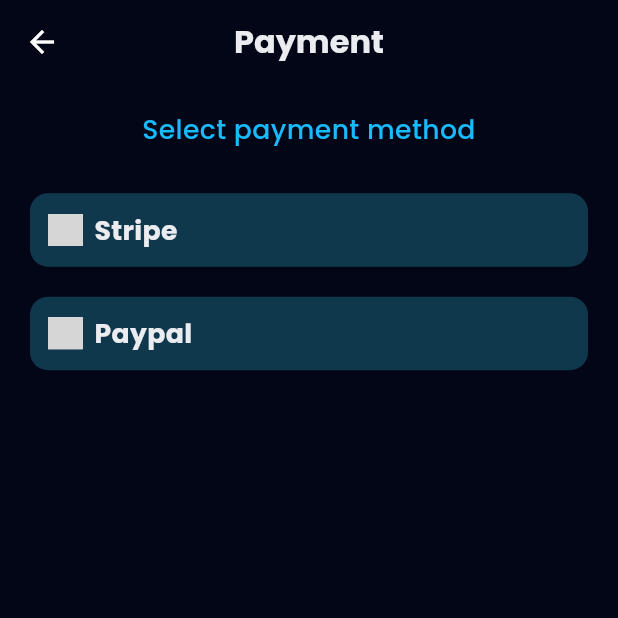
After one commit to bdCalling-Sdt-hub/Vapeless-App, a Flutter app: the SelectPaymentMethod screen opened by its route, after a tap on "Stripe", on a phone screen of 412 x 824 dp, the top half of it. The commit adds this screen. Run offline on Flutter 3.47's test engine with Material 3 defaults, Android fonts, the phone set to English and light mode, and no system bars; our stand-ins replace cached_network_image, carousel_slider, flutter_html, flutter_local_notifications, flutter_rating_bar, flutter_screenutil and 9 more; missing offline and left inert: flutter_paypal_payment, flutter_stripe, linear_progress_bar; accounts and stored records are empty; network calls fail; grey boxes are pictures that could not be loaded.

Commit message:
improve code

```diff
--- /dev/null
+++ b/lib/controllers/payment/payment_controller.dart
@@ -0,0 +1,208 @@
+import 'dart:convert';
+
+import 'package:flutter/cupertino.dart';
+import 'package:flutter/foundation.dart';
+
+import 'package:flutter/material.dart';
+import 'package:flutter_paypal_payment/flutter_paypal_payment.dart';
+import 'package:flutter_stripe/flutter_stripe.dart';
+import 'package:get/get.dart';
+import 'package:vapeless/utils/app_utils.dart';
+import 'package:http/http.dart' as http;
+
+import '../../utils/payment_key.dart';
+
+class PaymentController extends GetxController {
+  TextEditingController amountController = TextEditingController();
+
+  static PaymentController get instance => Get.put(PaymentController());
+
+  paymentPaypal() {
+    return PaypalCheckoutView(
+      sandboxMode: true,
+      clientId: clientId,
+      secretKey: secretKey,
+      transactions: const [
+        {
+          "amount": {
+            "total": "100",
+            "currency": "USD",
+            "details": {
+              "subtotal": "100",
+              "shipping": '0',
+              "shipping_discount": '0'
+            }
+          },
+          "description": "The payment transaction description.",
+          "item_list": {
+            "items": [
+              {
+                "name": "Apple",
+                "quantity": 1,
+                "price": "100",
+                "currency": "USD"
+              },
+            ],
+          }
+        }
+      ],
+      note: "Contact us for any questions on your order.",
+      onSuccess: (Map params) async {
+        Utils.snackBarMessage("Payment successful", "");
+        Navigator.pop(Get.context!);
+        if (kDebugMode) {
+          print("onSuccess: $params");
+        }
+      },
+      onError: (error) {
+        Navigator.pop(Get.context!);
+        Get.snackbar("Something went wrong,", "Try again!");
+        if (kDebugMode) {
+          print("onError: $error");
+        }
+      },
+      onCancel: () {
+        Navigator.pop(Get.context!);
+        Get.snackbar("Payment cancelled", "");
+        if (kDebugMode) {
+          print('cancelled:');
+        }
+      },
+    );
+  }
+
+  /// stripe payment
+
+  Map<String, dynamic>? paymentIntentData;
+
+  Future<PaymentIntent> stripeCheckPaymentIntentTransaction(String piId) async {
+    try {
+      Stripe.publishableKey = stripePublishableKey;
+
+      final paymentIntent = await Stripe.instance.retrievePaymentIntent(piId);
+
+      if (kDebugMode) {
+        print(
+            "===========================================> paymentIntent $paymentIntent");
+      }
+      return paymentIntent;
+    } catch (e) {
+      if (kDebugMode) {
+        print('Error fetching payment intent: $e');
+      }
+      throw e;
+    }
+  }
+
+  Future<void> makePayment() async {
+    try {
+      paymentIntentData = await createPaymentIntent("6", "USD");
+      if (paymentIntentData != null) {
+        await Stripe.instance
+            .initPaymentSheet(
+                paymentSheetParameters: SetupPaymentSheetParameters(
+          billingDetails: const BillingDetails(
+              name: 'Naimul Hassan',
+              email: 'developernaimul00@gmail.com',
+              address: Address(
+                  city: 'Dhaka',
+                  country: 'Bangladesh',
+                  line1: 'Dhaka',
+                  line2: 'Dhaka',
+                  postalCode: '1121',
+                  state: 'Dhaka')),
+          googlePay: const PaymentSheetGooglePay(merchantCountryCode: 'US'),
+          merchantDisplayName: 'Naimul Hassan',
+          paymentIntentClientSecret: paymentIntentData!['client_secret'],
+          style: ThemeMode.dark,
+        ))
+            .then((value) {
+          if (kDebugMode) {
+            print('Is completed payment properly????????????????');
+          }
+        });
+        displayPaymentSheet();
+        if (kDebugMode) {
+          print("----------display payment sheet didn't called");
+        }
+      }
+    } catch (e, s) {
+      if (kDebugMode) {
+        print(
+            '-=-=-=-=-=-=-=---=-=-=-exception: $e $s =-=-=-=-=--=-=-=-=-=-=-=');
+      }
+    }
+  }
+
+  createPaymentIntent(String amount, String currency) async {
+    try {
+      Map<String, dynamic> body = {
+        'amount': calculateAmount(amount),
+        'currency': currency,
+      };
+
+      var response = await http.post(
+          Uri.parse('https://api.stripe.com/v1/payment_intents'),
+          body: body,
+          headers: {
+            'Authorization': 'Bearer $stripeSecretKey',
+            'Content-Type': 'application/x-www-form-urlencoded'
+          });
+      if (kDebugMode) {
+        print(
+            "=============>>>${response.body}----${response.statusCode}<<<==================");
+      }
+
+      return jsonDecode(response.body);
+    } catch (e) {
+      if (kDebugMode) {
+        print("Error Occurred:======================> ${e.toString()}");
+      }
+    }
+  }
+
+  calculateAmount(String amount) {
+    final a = (int.parse(amount)) * 100;
+    return a.toString();
+  }
+
+  displayPaymentSheet() async {
+    try {
+      await Stripe.instance.presentPaymentSheet();
+      // stripeCheckPaymentIntentTransaction(paymentIntentData!['client_secret']);
+      retrieveTxnId(paymentIntent: paymentIntentData!['id']);
+      if (kDebugMode) {
+        print('payment intent$paymentIntentData');
+      }
+      ScaffoldMessenger.of(Get.context!)
+          .showSnackBar(const SnackBar(content: Text("paid successfully")));
+
+      paymentIntentData = null;
+    } catch (e) {
+      if (kDebugMode) {
+        print("error $e");
+      }
+    }
+  }
+
+  retrieveTxnId({required String paymentIntent}) async {
+    try {
+      http.Response response = await http.get(
+          Uri.parse(
+              'https://api.stripe.com/v1/charges?payment_intent=$paymentIntent'),
+          headers: {
+            "Authorization": "Bearer $stripeSecretKey",
+            "Content-Type": "application/x-www-form-urlencoded"
+          });
+
+      if (response.statusCode == 200) {
+        var data = json.decode(response.body);
+        print(
+            "========================================================> data $data");
+        print("Transaction Id ${data['data'][0]['balance_transaction']}");
+      }
+    } catch (e) {
+      throw Exception(e.toString());
+    }
+  }
+}
--- a/lib/helpers/app_routes.dart
+++ b/lib/helpers/app_routes.dart
@@ -1,4 +1,5 @@
 import 'package:get/get.dart';
+import 'package:vapeless/view/screen/payment/select_payment_method.dart';
 import 'package:vapeless/view/screen/question/first_question_screen.dart';
 import 'package:vapeless/view/screen/question/vapeless_profile_screen.dart';
 
@@ -44,6 +45,7 @@
   static const String firstQuestion = "/first_question_screen.dart";
   static const String vapelessProfile = "/vapeless_profile_screen.dart";
   static const String subscription = "/subscription_screen.dart";
+  static const String selectPaymentMethod = "/select_payment_method.dart";
 
   static List<GetPage> routes = [
     GetPage(
@@ -130,5 +132,11 @@
         name: subscription,
         page: () => SubscriptionScreen(),
         transition: Transition.rightToLeftWithFade),
+    GetPage(
+        name: selectPaymentMethod,
+        page: () => SelectPaymentMethod(),
+        transition: Transition.rightToLeftWithFade),
+
+
   ];
 }
--- a/lib/main.dart
+++ b/lib/main.dart
@@ -1,6 +1,8 @@
 import 'package:flutter/material.dart';
 import 'package:flutter_screenutil/flutter_screenutil.dart';
+import 'package:flutter_stripe/flutter_stripe.dart';
 import 'package:get/get.dart';
+import 'package:vapeless/utils/payment_key.dart';
 import 'helpers/app_routes.dart';
 import 'helpers/dependency_injection.dart';
 import 'helpers/prefs_helper.dart';
@@ -17,6 +19,8 @@
   await PrefsHelper.getAllPrefData();
   NotificationService.initLocalNotification();
   SocketServices.connectToSocket();
+  Stripe.publishableKey = stripePublishableKey;
+
 
   runApp(const MyApp());
 }
--- a/lib/theme/light_theme.dart
+++ b/lib/theme/light_theme.dart
@@ -3,6 +3,8 @@
 import '../utils/app_colors.dart';
 
 ThemeData themeData = ThemeData(
-
     scaffoldBackgroundColor: AppColors.background,
-    appBarTheme: const AppBarTheme(backgroundColor: AppColors.background));
+    appBarTheme: const AppBarTheme(
+        backgroundColor: AppColors.background,
+        centerTitle: true,
+        iconTheme: IconThemeData(color: AppColors.white)));
--- a/lib/utils/app_icons.dart
+++ b/lib/utils/app_icons.dart
@@ -2,4 +2,5 @@
   static const String baseurl = "assets/icons";
 
   static const String right = "$baseurl/right.svg";
+  static const String paypal = "$baseurl/paypal.svg";
 }
--- a/lib/utils/app_images.dart
+++ b/lib/utils/app_images.dart
@@ -4,6 +4,7 @@
   static const String noData = "$baseurl/noData.png" ;
   static const String noImage = "$baseurl/noImage.png" ;
   static const String profile = "$baseurl/profile.png" ;
+  static const String stripe = "$baseurl/stripe.png" ;
 
 
 
--- a/lib/utils/app_string.dart
+++ b/lib/utils/app_string.dart
@@ -24,6 +24,7 @@
   static const String forgotPassword = "Forgot Password";
   static const String confirm = "Confirm";
   static const String next = "NEXT";
+  static const String payment = "Payment";
   static const String vapingDependencyLevel = "Vaping Dependency Level";
   static const String createNewPassword = "Create New Password";
   static const String createYourNewPassword = "Create Your New Password";
@@ -91,4 +92,7 @@
 
   static const String vapLessPremiumIsJust =
       "VapLess Premium is just";
+
+  static const String selectPaymentMethod =
+      "Select payment method";
 }
--- a/lib/utils/app_utils.dart
+++ b/lib/utils/app_utils.dart
@@ -2,7 +2,6 @@
 import 'package:flutter/foundation.dart';
 import 'package:flutter/material.dart';
 import 'package:flutter/widgets.dart';
-
 
 import 'package:get/get.dart';
 import 'package:fluttertoast/fluttertoast.dart';
@@ -27,6 +26,5 @@
   static snackBarMessage(String title, String message) {
     Get.snackbar(kDebugMode ? title : 'oops!', message,
         backgroundColor: AppColors.white);
-
   }
 }
--- a/lib/utils/payment_key.dart
+++ b/lib/utils/payment_key.dart
@@ -1,10 +1,10 @@
-class PaymentKey {
-  static const String publishableKey =
-      "pk_test_51P7cjfFYdd3YNv37nIg6ZHebtVgCX4hL4o98rkCDgT5Xc9n0SaiTsYMsN3fNLFBZzjzIldTVpGcKMGJAJYmPKsrr00uztWaY1E";
+const String clientId =
+    "AaCH5bLv0gDhHMrW3gbqchECbFFJjLnkhRmfeQlGuFdp441uPkiXEnuW5MS5QHndFS2JEMWhsogkcSRm";
+const String secretKey =
+    "EOu1iAOF9P0uDwkyKfWUfzUB4WjfUAi38GEi1U2QjdjP8MfQRNAZ5JoQGDwvDJunDxTFZPL15DVKpSxF";
 
-  static const String secretKey =
-      "sk_test_51P7cjfFYdd3YNv3705REeoKX21e0sHxOyfJWDFHHBMcgpB02geqFXzMUJ1qGLM01fekYDkDiJ6HmNlrkCatt4AiK00g0LcmR1M";
+const String stripePublishableKey =
+    "pk_test_51OuFaT00cpr6c22EPbiASuCZtGuUhGNbYVPnBWSa7qD1XakSzGclaIXRbOzgkbA4J8IaVHxxjWfVbt2jPRcvcwMc00Eh8xvPlm";
 
-  static const String paymentIntent =
-      "https://api.stripe.com/v1/payment_intents";
-}
+const String stripeSecretKey =
+    "sk_test_51OuFaT00cpr6c22EaepfzgtLDqaPXVJKCpGVGFvF3LjhmPMZg02U7HgYMzpPlpi2T5w4EmjFsAkVmry1ZYlweyXu00T5ujqx3N";
--- /dev/null
+++ b/lib/view/screen/payment/select_payment_method.dart
@@ -0,0 +1,95 @@
+import 'package:flutter/material.dart';
+import 'package:vapeless/helpers/my_extension.dart';
+import 'package:vapeless/utils/app_colors.dart';
+import 'package:vapeless/utils/app_icons.dart';
+import 'package:vapeless/utils/app_images.dart';
+import 'package:vapeless/utils/app_string.dart';
+import 'package:vapeless/view/component/text/common_text.dart';
+
+import '../../../controllers/payment/payment_controller.dart';
+import '../../component/image/common_image.dart';
+
+class SelectPaymentMethod extends StatelessWidget {
+  const SelectPaymentMethod({super.key});
+
+  @override
+  Widget build(BuildContext context) {
+    return Scaffold(
+      appBar: AppBar(
+        title: const CommonText(
+          text: AppString.payment,
+          fontSize: 24,
+          fontWeight: FontWeight.bold,
+        ),
+      ),
+      body: Padding(
+        padding: EdgeInsets.symmetric(horizontal: 20),
+        child: Column(
+          children: [
+            const CommonText(
+              text: AppString.selectPaymentMethod,
+              color: AppColors.nav,
+              fontSize: 20,
+              top: 20,
+            ),
+            GestureDetector(
+              onTap: () {
+                PaymentController.instance.makePayment();
+              },
+              child: Container(
+                padding: const EdgeInsets.all(12),
+                margin: const EdgeInsets.only(top: 30),
+                decoration: BoxDecoration(
+                    color: AppColors.t7,
+                    borderRadius: BorderRadius.circular(12)),
+                child: Row(
+                  children: [
+                    CommonImage(
+                      imageSrc: AppImages.stripe,
+                      imageType: ImageType.png,
+                    ),
+                    8.width,
+                    const CommonText(
+                      text: "Stripe",
+                      fontSize: 20,
+                      fontWeight: FontWeight.bold,
+                    )
+                  ],
+                ),
+              ),
+            ),
+            GestureDetector(
+              onTap: () {
+                Navigator.of(context).push(MaterialPageRoute(
+                  builder: (BuildContext context) =>
+                      PaymentController.instance.paymentPaypal(),
+                ));
+              },
+              child: Container(
+                padding: const EdgeInsets.all(12),
+                margin: const EdgeInsets.only(top: 20),
+                decoration: BoxDecoration(
+                    color: AppColors.t7,
+                    borderRadius: BorderRadius.circular(12)),
+                child: Row(
+                  children: [
+                    CommonImage(
+                      imageSrc: AppIcons.paypal,
+                      imageType: ImageType.svg,
+                    ),
+                    8.width,
+                    const CommonText(
+                      text: "Paypal",
+                      fontSize: 20,
+                      fontWeight: FontWeight.bold,
+                    )
+                  ],
+                ),
+              ),
+            ),
+          ],
+        ),
+      ),
+    );
+  }
+}
```
Also changed, not shown: lib/view/screen/subscription/widgets/premium_subcription.dart (+6 -3 lines).
